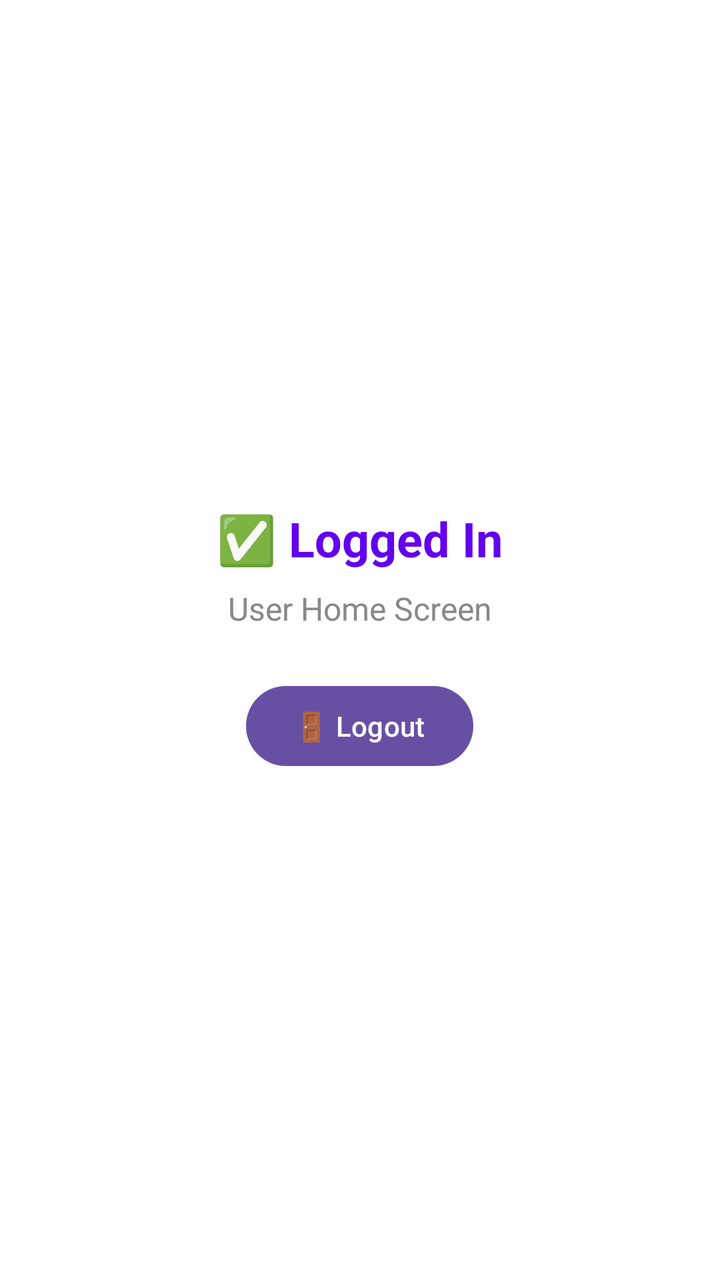
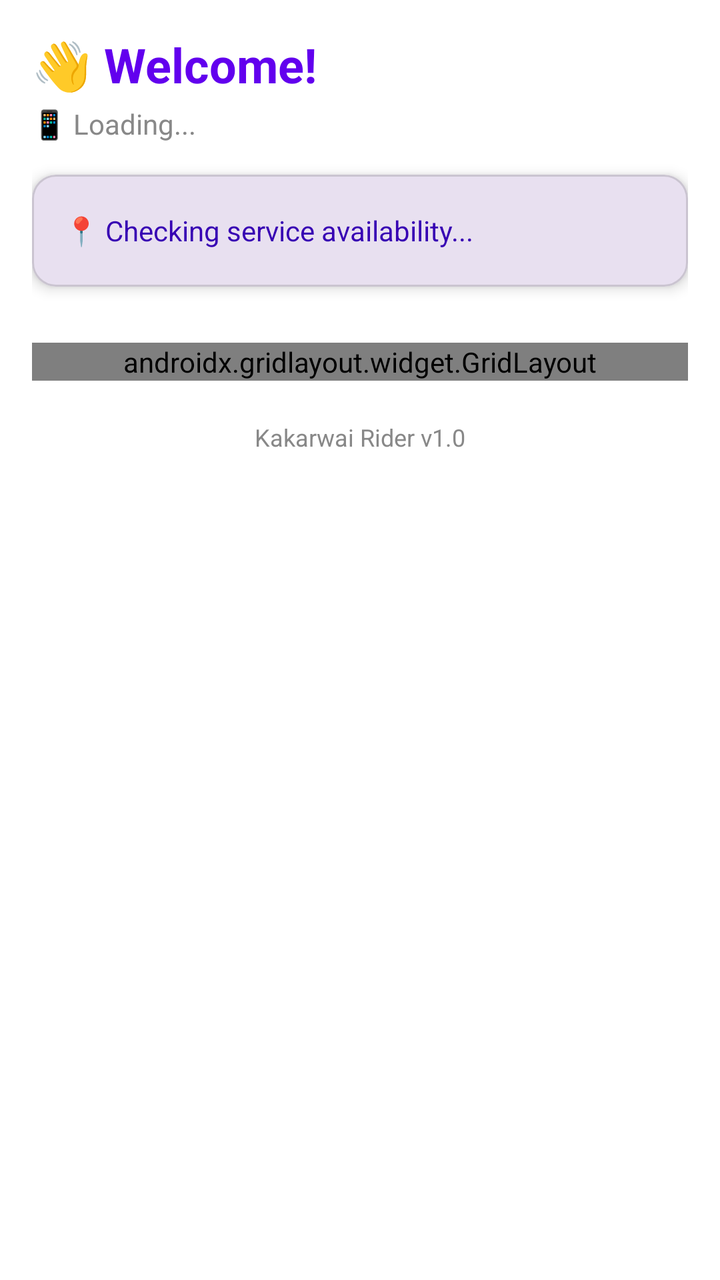

Screens rendered from an Android XML layout before and after an edit, with the pre-edit source and the edit as a unified diff.
<!-- AndroidManifest.xml: application theme Theme.KakarwaiRider -->
<!-- res/layout/fragment_home.xml -->
<?xml version="1.0" encoding="utf-8"?>
<LinearLayout xmlns:android="http://schemas.android.com/apk/res/android"
    android:layout_width="match_parent"
    android:layout_height="match_parent"
    android:gravity="center"
    android:orientation="vertical"
    android:background="@color/white">

    <TextView
        android:id="@+id/tvFragmentTitle"
        android:layout_width="wrap_content"
        android:layout_height="wrap_content"
        android:text="✅ Logged In"
        android:textSize="24sp"
        android:textStyle="bold"
        android:textColor="@color/primary" />

    <TextView
        android:layout_width="wrap_content"
        android:layout_height="wrap_content"
        android:text="User Home Screen"
        android:textSize="16sp"
        android:textColor="@color/grey"
        android:layout_marginTop="8dp" />

    <com.google.android.material.button.MaterialButton
        android:id="@+id/btnLogout"
        android:layout_width="wrap_content"
        android:layout_height="wrap_content"
        android:text="🚪 Logout"
        android:layout_marginTop="24dp" />

</LinearLayout>
<!-- resources referenced by this layout -->
<resources>
  <!-- unchanged entries left out for length: 6 -->
</resources>

<!-- the commit's change to res/layout/fragment_home.xml (unified diff, before → after) -->
@@ -1,33 +1,396 @@
 <?xml version="1.0" encoding="utf-8"?>
-<LinearLayout xmlns:android="http://schemas.android.com/apk/res/android"
+<ScrollView xmlns:android="http://schemas.android.com/apk/res/android"
+    xmlns:app="http://schemas.android.com/apk/res-auto"
     android:layout_width="match_parent"
     android:layout_height="match_parent"
-    android:gravity="center"
-    android:orientation="vertical"
-    android:background="@color/white">
-
-    <TextView
-        android:id="@+id/tvFragmentTitle"
-        android:layout_width="wrap_content"
+    android:background="@color/white"
+    android:fillViewport="true">
+
+    <LinearLayout
+        android:layout_width="match_parent"
         android:layout_height="wrap_content"
-        android:text="✅ Logged In"
-        android:textSize="24sp"
-        android:textStyle="bold"
-        android:textColor="@color/primary" />
-
-    <TextView
-        android:layout_width="wrap_content"
-        android:layout_height="wrap_content"
-        android:text="User Home Screen"
-        android:textSize="16sp"
-        android:textColor="@color/grey"
-        android:layout_marginTop="8dp" />
-
-    <com.google.android.material.button.MaterialButton
-        android:id="@+id/btnLogout"
-        android:layout_width="wrap_content"
-        android:layout_height="wrap_content"
-        android:text="🚪 Logout"
-        android:layout_marginTop="24dp" />
-
-</LinearLayout>
+        android:orientation="vertical"
+        android:padding="16dp">
+
+        
+        <TextView
+            android:id="@+id/tvWelcome"
+            android:layout_width="wrap_content"
+            android:layout_height="wrap_content"
+            android:text="👋 Welcome!"
+            android:textSize="24sp"
+            android:textStyle="bold"
+            android:textColor="@color/primary"
+            android:layout_marginBottom="4dp" />
+
+        <TextView
+            android:id="@+id/tvPhone"
+            android:layout_width="wrap_content"
+            android:layout_height="wrap_content"
+            android:text="📱 Loading..."
+            android:textSize="14sp"
+            android:textColor="@color/grey"
+            android:layout_marginBottom="16dp" />
+
+        
+        <com.google.android.material.card.MaterialCardView
+            android:id="@+id/cardServiceStatus"
+            android:layout_width="match_parent"
+            android:layout_height="wrap_content"
+            app:cardCornerRadius="12dp"
+            app:cardElevation="4dp"
+            android:layout_marginBottom="20dp"
+            app:cardBackgroundColor="@color/primary_container">
+
+            <LinearLayout
+                android:layout_width="match_parent"
+                android:layout_height="wrap_content"
+                android:orientation="horizontal"
+                android:padding="16dp"
+                android:gravity="center_vertical">
+
+                <TextView
+                    android:id="@+id/tvServiceStatus"
+                    android:layout_width="0dp"
+                    android:layout_height="wrap_content"
+                    android:layout_weight="1"
+                    android:text="📍 Checking service availability..."
+                    android:textSize="14sp"
+                    android:textColor="@color/primary_dark" />
+
+                <ProgressBar
+                    android:id="@+id/progressServiceCheck"
+                    android:layout_width="24dp"
+                    android:layout_height="24dp"
+                    android:indeterminateTint="@color/primary" />
+
+            </LinearLayout>
+
+        </com.google.android.material.card.MaterialCardView>
+
+        
+        <com.google.android.material.card.MaterialCardView
+            android:id="@+id/cardServiceUnavailable"
+            android:layout_width="match_parent"
+            android:layout_height="wrap_content"
+            app:cardCornerRadius="12dp"
+            app:cardElevation="4dp"
+            android:layout_marginBottom="20dp"
+            android:visibility="gone"
+            app:cardBackgroundColor="#FFF3E0">
+
+            <LinearLayout
+                android:layout_width="match_parent"
+                android:layout_height="wrap_content"
+                android:orientation="vertical"
+                android:padding="20dp"
+                android:gravity="center">
+
+                <TextView
+                    android:layout_width="wrap_content"
+                    android:layout_height="wrap_content"
+                    android:text="🚫"
+                    android:textSize="48sp" />
+
+                <TextView
+                    android:layout_width="wrap_content"
+                    android:layout_height="wrap_content"
+                    android:text="Service Unavailable in Your Area"
+                    android:textSize="18sp"
+                    android:textStyle="bold"
+                    android:textColor="#E65100"
+                    android:layout_marginTop="8dp" />
+
+                <TextView
+                    android:layout_width="wrap_content"
+                    android:layout_height="wrap_content"
+                    android:text="We are currently serving within 50km radius. Coming soon to your location!"
+                    android:textSize="14sp"
+                    android:textColor="#BF360C"
+                    android:gravity="center"
+                    android:layout_marginTop="4dp" />
+
+            </LinearLayout>
+
+        </com.google.android.material.card.MaterialCardView>
+
+        
+        <androidx.gridlayout.widget.GridLayout
+            android:layout_width="match_parent"
+            android:layout_height="wrap_content"
+            app:columnCount="2"
+            app:rowCount="3"
+            android:layout_marginTop="8dp">
+
+            
+            <androidx.cardview.widget.CardView
+                android:id="@+id/cardBookRide"
+                android:layout_width="0dp"
+                android:layout_height="150dp"
+                android:layout_margin="8dp"
+                app:layout_columnWeight="1"
+                app:cardCornerRadius="16dp"
+                app:cardElevation="8dp"
+                android:background="@drawable/gradient_primary">
+
+                <LinearLayout
+                    android:layout_width="match_parent"
+                    android:layout_height="match_parent"
+                    android:orientation="vertical"
+                    android:gravity="center"
+                    android:padding="12dp">
+
+                    <ImageView
+                        android:layout_width="48dp"
+                        android:layout_height="48dp"
+                        android:src="@drawable/ic_book_ride"
+                        android:tint="@color/white" />
+
+                    <TextView
+                        android:layout_width="wrap_content"
+                        android:layout_height="wrap_content"
+                        android:text="🚗 Book Ride"
+                        android:textSize="16sp"
+                        android:textStyle="bold"
+                        android:textColor="@color/white"
+                        android:layout_marginTop="8dp" />
+
+                    <TextView
+                        android:layout_width="wrap_content"
+                        android:layout_height="wrap_content"
+                        android:text="Go anywhere"
+                        android:textSize="12sp"
+                        android:textColor="#CCFFFFFF" />
+
+                </LinearLayout>
+
+            </androidx.cardview.widget.CardView>
+
+            
+            <androidx.cardview.widget.CardView
+                android:id="@+id/cardBuySell"
+                android:layout_width="0dp"
+                android:layout_height="150dp"
+                android:layout_margin="8dp"
+                app:layout_columnWeight="1"
+                app:cardCornerRadius="16dp"
+                app:cardElevation="8dp"
+                android:background="@drawable/gradient_green">
+
+                <LinearLayout
+                    android:layout_width="match_parent"
+                    android:layout_height="match_parent"
+                    android:orientation="vertical"
+                    android:gravity="center"
+                    android:padding="12dp">
+
+                    <ImageView
+                        android:layout_width="48dp"
+                        android:layout_height="48dp"
+                        android:src="@drawable/ic_buy_sell"
+                        android:tint="@color/white" />
+
+                    <TextView
+                        android:layout_width="wrap_content"
+                        android:layout_height="wrap_content"
+                        android:text="🛒 Buy/Sell"
+                        android:textSize="16sp"
+                        android:textStyle="bold"
+                        android:textColor="@color/white"
+                        android:layout_marginTop="8dp" />
+
+                    <TextView
+                        android:layout_width="wrap_content"
+                        android:layout_height="wrap_content"
+                        android:text="Local marketplace"
+                        android:textSize="12sp"
+                        android:textColor="#CCFFFFFF" />
+
+                </LinearLayout>
+
+            </androidx.cardview.widget.CardView>
+
+            
+            <androidx.cardview.widget.CardView
+                android:id="@+id/cardRoomRent"
+                android:layout_width="0dp"
+                android:layout_height="150dp"
+                android:layout_margin="8dp"
+                app:layout_columnWeight="1"
+                app:cardCornerRadius="16dp"
+                app:cardElevation="8dp"
+                android:background="@drawable/gradient_orange">
+
+                <LinearLayout
+                    android:layout_width="match_parent"
+                    android:layout_height="match_parent"
+                    android:orientation="vertical"
+                    android:gravity="center"
+                    android:padding="12dp">
+
+                    <ImageView
+                        android:layout_width="48dp"
+                        android:layout_height="48dp"
+                        android:src="@drawable/ic_room_rent"
+                        android:tint="@color/white" />
+
+                    <TextView
+                        android:layout_width="wrap_content"
+                        android:layout_height="wrap_content"
+                        android:text="🏠 Room Rent"
+                        android:textSize="16sp"
+                        android:textStyle="bold"
+                        android:textColor="@color/white"
+                        android:layout_marginTop="8dp" />
+
+                    <TextView
+                        android:layout_width="wrap_content"
+                        android:layout_height="wrap_content"
+                        android:text="Find your space"
+                        android:textSize="12sp"
+                        android:textColor="#CCFFFFFF" />
+
+                </LinearLayout>
+
+            </androidx.cardview.widget.CardView>
+
+            
+            <androidx.cardview.widget.CardView
+                android:id="@+id/cardFoodDelivery"
+                android:layout_width="0dp"
+                android:layout_height="150dp"
+                android:layout_margin="8dp"
+                app:layout_columnWeight="1"
+                app:cardCornerRadius="16dp"
+                app:cardElevation="8dp"
+                android:background="@drawable/gradient_red">
+
+                <LinearLayout
+                    android:layout_width="match_parent"
+                    android:layout_height="match_parent"
+                    android:orientation="vertical"
+                    android:gravity="center"
+                    android:padding="12dp">
+
+                    <ImageView
+                        android:layout_width="48dp"
+                        android:layout_height="48dp"
+                        android:src="@drawable/ic_food_delivery"
+                        android:tint="@color/white" />
+
+                    <TextView
+                        android:layout_width="wrap_content"
+                        android:layout_height="wrap_content"
+                        android:text="🍔 Food Delivery"
+                        android:textSize="16sp"
+                        android:textStyle="bold"
+                        android:textColor="@color/white"
+                        android:layout_marginTop="8dp" />
+
+                    <TextView
+                        android:layout_width="wrap_content"
+                        android:layout_height="wrap_content"
+                        android:text="Order food"
+                        android:textSize="12sp"
+                        android:textColor="#CCFFFFFF" />
+
+                </LinearLayout>
+
+            </androidx.cardview.widget.CardView>
+
+            
+            <androidx.cardview.widget.CardView
+                android:id="@+id/cardGoodsDelivery"
+                android:layout_width="0dp"
+                android:layout_height="150dp"
+                android:layout_margin="8dp"
+                app:layout_columnWeight="1"
+                app:cardCornerRadius="16dp"
+                app:cardElevation="8dp"
+                android:background="@drawable/gradient_purple">
+
+                <LinearLayout
+                    android:layout_width="match_parent"
+                    android:layout_height="match_parent"
+                    android:orientation="vertical"
+                    android:gravity="center"
+                    android:padding="12dp">
+
+                    <ImageView
+                        android:layout_width="48dp"
+                        android:layout_height="48dp"
+                        android:src="@drawable/ic_goods_delivery"
+                        android:tint="@color/white" />
+
+                    <TextView
+                        android:layout_width="wrap_content"
+                        android:layout_height="wrap_content"
+                        android:text="📦 Goods Delivery"
+                        android:textSize="16sp"
+                        android:textStyle="bold"
+                        android:textColor="@color/white"
+                        android:layout_marginTop="8dp" />
+
+                    <TextView
+                        android:layout_width="wrap_content"
+                        android:layout_height="wrap_content"
+                        android:text="Send parcels"
+                        android:textSize="12sp"
+                        android:textColor="#CCFFFFFF" />
+
+                </LinearLayout>
+
+            </androidx.cardview.widget.CardView>
+
+            
+            <androidx.cardview.widget.CardView
+                android:id="@+id/cardComingSoon"
+                android:layout_width="0dp"
+                android:layout_height="150dp"
+                android:layout_margin="8dp"
+                app:layout_columnWeight="1"
+                app:cardCornerRadius="16dp"
+                app:cardElevation="8dp"
+                android:background="@drawable/gradient_grey">
+
+                <LinearLayout
+                    android:layout_width="match_parent"
+                    android:layout_height="match_parent"
+                    android:orientation="vertical"
+                    android:gravity="center"
+                    android:padding="12dp">
+
+                    <TextView
+                        android:layout_width="wrap_content"
+                        android:layout_height="wrap_content"
+                        android:text="✨"
+                        android:textSize="40sp" />
+
+                    <TextView
+                        android:layout_width="wrap_content"
+                        android:layout_height="wrap_content"
+                        android:text="Coming Soon"
+                        android:textSize="16sp"
+                        android:textStyle="bold"
+                        android:textColor="@color/white"
+                        android:layout_marginTop="8dp" />
+
+                </LinearLayout>
+
+            </androidx.cardview.widget.CardView>
+
+        </androidx.gridlayout.widget.GridLayout>
+
+        
+        <TextView
+            android:layout_width="match_parent"
+            android:layout_height="wrap_content"
+            android:text="Kakarwai Rider v1.0"
+            android:textSize="12sp"
+            android:textColor="@color/grey"
+            android:gravity="center"
+            android:layout_marginTop="20dp" />
+
+    </LinearLayout>
+
+</ScrollView>
<!-- resource entries referenced after the edit -->
@@ -1,5 +1,106 @@
 <!-- resources referenced by this layout -->
 <resources>
+  <color name="primary_container">#E8E0F0</color>
+  <color name="primary_dark">@color/purple_700</color>
+  <!-- drawable gradient_green (drawable) -->
+  <shape xmlns:android="http://schemas.android.com/apk/res/android">
+      <gradient
+          android:startColor="#43A047"
+          android:endColor="#2E7D32"
+          android:angle="135" />
+      <corners android:radius="16dp" />
+  </shape>
+  <!-- drawable gradient_grey (drawable) -->
+  <shape xmlns:android="http://schemas.android.com/apk/res/android">
+      <gradient
+          android:startColor="#9E9E9E"
+          android:endColor="#616161"
+          android:angle="135" />
+      <corners android:radius="16dp" />
+  </shape>
+  <!-- drawable gradient_orange (drawable) -->
+  <shape xmlns:android="http://schemas.android.com/apk/res/android">
+      <gradient
+          android:startColor="#FB8C00"
+          android:endColor="#E65100"
+          android:angle="135" />
+      <corners android:radius="16dp" />
+  </shape>
+  <!-- drawable gradient_primary (drawable) -->
+  <shape xmlns:android="http://schemas.android.com/apk/res/android">
+      <gradient
+          android:startColor="#FF6200EE"
+          android:endColor="#FF3700B3"
+          android:angle="135" />
+      <corners android:radius="16dp" />
+  </shape>
+  <!-- drawable gradient_purple (drawable) -->
+  <shape xmlns:android="http://schemas.android.com/apk/res/android">
+      <gradient
+          android:startColor="#8E24AA"
+          android:endColor="#4A148C"
+          android:angle="135" />
+      <corners android:radius="16dp" />
+  </shape>
+  <!-- drawable gradient_red (drawable) -->
+  <shape xmlns:android="http://schemas.android.com/apk/res/android">
+      <gradient
+          android:startColor="#E53935"
+          android:endColor="#B71C1C"
+          android:angle="135" />
+      <corners android:radius="16dp" />
+  </shape>
+  <!-- drawable ic_book_ride (drawable) -->
+  <vector xmlns:android="http://schemas.android.com/apk/res/android"
+      android:width="64dp"
+      android:height="64dp"
+      android:viewportWidth="24"
+      android:viewportHeight="24">
+      <path
+          android:fillColor="#FFFFFFFF"
+          android:pathData="M18.92,6.01C18.72,5.42 18.16,5 17.5,5h-11c-0.66,0 -1.21,0.42 -1.42,1.01L3,12v8c0,0.55 0.45,1 1,1h1c0.55,0 1,-0.45 1,-1v-1h12v1c0,0.55 0.45,1 1,1h1c0.55,0 1,-0.45 1,-1v-8l-2.08,-5.99zM6.5,16c-0.83,0 -1.5,-0.67 -1.5,-1.5S5.67,13 6.5,13s1.5,0.67 1.5,1.5S7.33,16 6.5,16zM17.5,16c-0.83,0 -1.5,-0.67 -1.5,-1.5s0.67,-1.5 1.5,-1.5 1.5,0.67 1.5,1.5 -0.67,1.5 -1.5,1.5zM5,11l1.5,-4.5h11L19,11H5z"/>
+  </vector>
+  <!-- drawable ic_buy_sell (drawable) -->
+  <vector xmlns:android="http://schemas.android.com/apk/res/android"
+      android:width="64dp"
+      android:height="64dp"
+      android:viewportWidth="24"
+      android:viewportHeight="24">
+      <path
+          android:fillColor="#FFFFFFFF"
+          android:pathData="M11,9h-4V3H5v6H1l5,5l5,-5zM23,15l-5,-5l-5,5h4v6h2v-6h4z"/>
+  </vector>
+  <!-- drawable ic_food_delivery (drawable) -->
+  <vector xmlns:android="http://schemas.android.com/apk/res/android"
+      android:width="64dp"
+      android:height="64dp"
+      android:viewportWidth="24"
+      android:viewportHeight="24">
+      <path
+          android:fillColor="#FFFFFFFF"
+          android:pathData="M5,11h14v2H5zM10,3h4v2h-4zM10,19h4v2h-4zM20,6h-3v2.5c0,1.38 -1.12,2.5 -2.5,2.5S12,9.88 12,8.5V6H5c-1.1,0 -2,0.9 -2,2v10c0,1.1 0.9,2 2,2h14c1.1,0 2,-0.9 2,-2V8c0,-1.1 -0.9,-2 -2,-2z"/>
+  </vector>
+  <!-- drawable ic_goods_delivery (drawable) -->
+  <vector xmlns:android="http://schemas.android.com/apk/res/android"
+      android:width="64dp"
+      android:height="64dp"
+      android:viewportWidth="24"
+      android:viewportHeight="24">
+      <path
+          android:fillColor="#FFFFFFFF"
+          android:pathData="M20,8h-3V4H3c-1.1,0 -2,0.9 -2,2v11h2c0,1.66 1.34,3 3,3s3,-1.34 3,-3h6c0,1.66 1.34,3 3,3s3,-1.34 3,-3h2v-5l-3,-4zM6,18.5c-0.83,0 -1.5,-0.67 -1.5,-1.5s0.67,-1.5 1.5,-1.5 1.5,0.67 1.5,1.5 -0.67,1.5 -1.5,1.5zM18,18.5c-0.83,0 -1.5,-0.67 -1.5,-1.5s0.67,-1.5 1.5,-1.5 1.5,0.67 1.5,1.5 -0.67,1.5 -1.5,1.5zM17,12H9.5v-2H17v2z"/>
+  </vector>
+  <!-- drawable ic_room_rent (drawable) -->
+  <vector xmlns:android="http://schemas.android.com/apk/res/android"
+      android:width="64dp"
+      android:height="64dp"
+      android:viewportWidth="24"
+      android:viewportHeight="24">
+      <path
+          android:fillColor="#FFFFFFFF"
+          android:pathData="M10,20v-6h4v6h5v-8h3L12,3 2,12h3v8z"/>
+  </vector>
+  <color name="purple_700">#FF3700B3</color>
   <!-- unchanged entries left out for length: 6 -->
 </resources>
 
